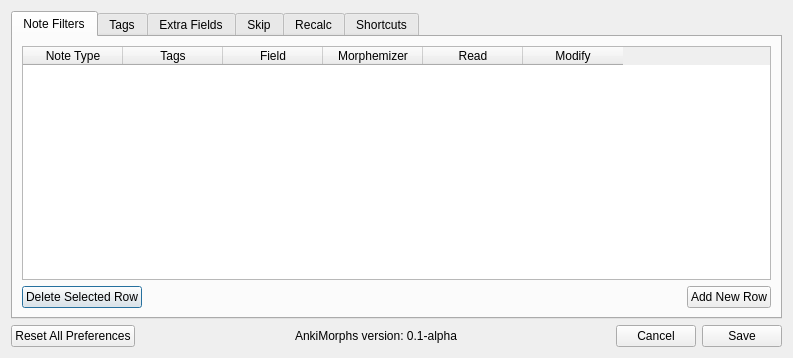
First picture: the form in ankimorphs/ui/preferences_dialog.ui, repository mortii/anki-morphs, before the edit.
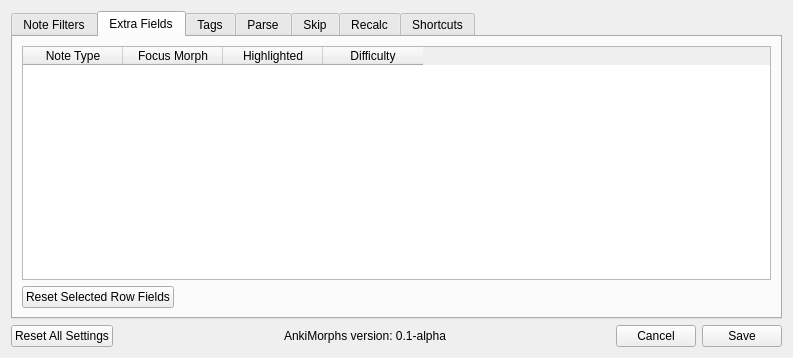
Second picture: the form after the edit.

Commit message: Extra fields update dynamically

```diff
--- a/ankimorphs/ui/preferences_dialog.ui
+++ b/ankimorphs/ui/preferences_dialog.ui
@@ -19,7 +19,7 @@
      <item>
       <widget class="QTabWidget" name="tabWidget">
        <property name="currentIndex">
-        <number>0</number>
+        <number>1</number>
        </property>
        <widget class="QWidget" name="tab">
         <attribute name="title">
@@ -97,6 +97,65 @@
          </item>
         </layout>
        </widget>
+       <widget class="QWidget" name="extra_fields_tab">
+        <attribute name="title">
+         <string>Extra Fields</string>
+        </attribute>
+        <layout class="QVBoxLayout" name="verticalLayout_6">
+         <item>
+          <layout class="QVBoxLayout" name="verticalLayout_5">
+           <item>
+            <widget class="QTableWidget" name="extra_fields_table">
+             <column>
+              <property name="text">
+               <string>Note Type</string>
+              </property>
+             </column>
+             <column>
+              <property name="text">
+               <string>Focus Morph</string>
+              </property>
+             </column>
+             <column>
+              <property name="text">
+               <string>Highlighted</string>
+              </property>
+             </column>
+             <column>
+              <property name="text">
+               <string>Difficulty</string>
+              </property>
+             </column>
+            </widget>
+           </item>
+           <item>
+            <layout class="QHBoxLayout" name="horizontalLayout_3">
+             <item>
+              <widget class="QPushButton" name="reset_extra_fields_row_button">
+               <property name="text">
+                <string>Reset Selected Row Fields</string>
+               </property>
+              </widget>
+             </item>
+             <item>
+              <spacer name="horizontalSpacer_4">
+               <property name="orientation">
+                <enum>Qt::Horizontal</enum>
+               </property>
+               <property name="sizeHint" stdset="0">
+                <size>
+                 <width>40</width>
+                 <height>20</height>
+                </size>
+               </property>
+              </spacer>
+             </item>
+            </layout>
+           </item>
+          </layout>
+         </item>
+        </layout>
+       </widget>
        <widget class="QWidget" name="tab_2">
         <attribute name="title">
          <string>Tags</string>
@@ -131,7 +190,7 @@
        </widget>
        <widget class="QWidget" name="tab_3">
         <attribute name="title">
-         <string>Extra Fields</string>
+         <string>Parse</string>
         </attribute>
        </widget>
        <widget class="QWidget" name="tab_4">
@@ -156,7 +215,7 @@
        <item>
         <widget class="QPushButton" name="pushButton_3">
          <property name="text">
-          <string>Reset All Preferences</string>
+          <string>Reset All Settings</string>
          </property>
         </widget>
        </item>
```
Left out of the diff: 6 changed lines with no effect on the pictures. The commit also changes 4 other files.
